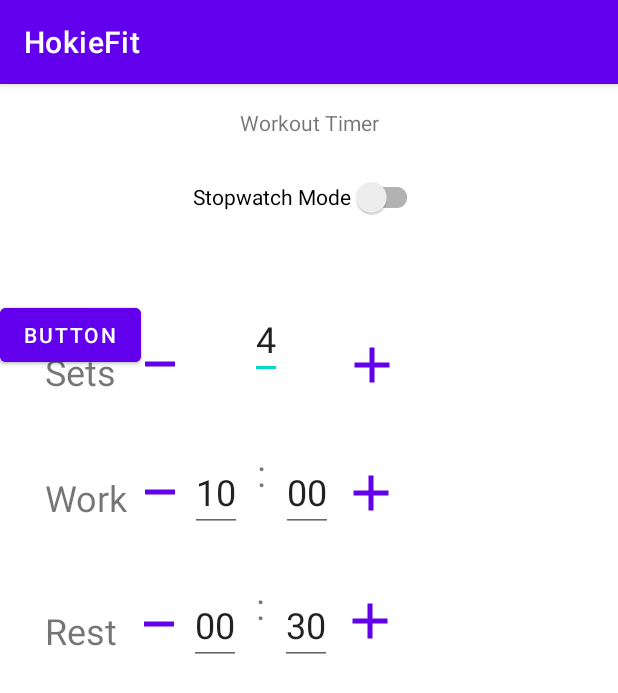
After one commit to thewongian/hokie-fit, an Android app: the fragment FitnessFragment shown on its own in the app's theme, on a phone screen of 412 x 824 dp. The commit adds this screen. Shown: the top 693 px of the screen. Run offline under Robolectric (Android 15) with nearby library versions, the phone set to English and light mode, and no system bars.

Commit message:
Initial Commit

```diff
--- a/app/build.gradle
+++ b/app/build.gradle
@@ -33,6 +33,7 @@ dependencies {
     implementation 'androidx.appcompat:appcompat:1.2.0'
     implementation 'com.google.android.material:material:1.3.0'
     implementation 'androidx.constraintlayout:constraintlayout:2.0.4'
+    implementation 'androidx.legacy:legacy-support-v4:1.0.0'
     testImplementation 'junit:junit:4.+'
     androidTestImplementation 'androidx.test.ext:junit:1.1.2'
     androidTestImplementation 'androidx.test.espresso:espresso-core:3.3.0'
--- /dev/null
+++ b/app/src/main/java/com/example/hokiefit/FitnessFragment.java
@@ -0,0 +1,64 @@
+package com.example.hokiefit;
+
+import android.os.Bundle;
+
+import androidx.fragment.app.Fragment;
+
+import android.view.LayoutInflater;
+import android.view.View;
+import android.view.ViewGroup;
+
+/**
+ * A simple {@link Fragment} subclass.
+ * Use the {@link FitnessFragment#newInstance} factory method to
+ * create an instance of this fragment.
+ */
+public class FitnessFragment extends Fragment {
+
+    // TODO: Rename parameter arguments, choose names that match
+    // the fragment initialization parameters, e.g. ARG_ITEM_NUMBER
+    private static final String ARG_PARAM1 = "param1";
+    private static final String ARG_PARAM2 = "param2";
+
+    // TODO: Rename and change types of parameters
+    private String mParam1;
+    private String mParam2;
+
+    public FitnessFragment() {
+        // Required empty public constructor
+    }
+
+    /**
+     * Use this factory method to create a new instance of
+     * this fragment using the provided parameters.
+     *
+     * @param param1 Parameter 1.
+     * @param param2 Parameter 2.
+     * @return A new instance of fragment FitnessFragment.
+     */
+    // TODO: Rename and change types and number of parameters
+    public static FitnessFragment newInstance(String param1, String param2) {
+        FitnessFragment fragment = new FitnessFragment();
+        Bundle args = new Bundle();
+        args.putString(ARG_PARAM1, param1);
+        args.putString(ARG_PARAM2, param2);
+        fragment.setArguments(args);
+        return fragment;
+    }
+
+    @Override
+    public void onCreate(Bundle savedInstanceState) {
+        super.onCreate(savedInstanceState);
+        if (getArguments() != null) {
+            mParam1 = getArguments().getString(ARG_PARAM1);
+            mParam2 = getArguments().getString(ARG_PARAM2);
+        }
+    }
+
+    @Override
+    public View onCreateView(LayoutInflater inflater, ViewGroup container,
+                             Bundle savedInstanceState) {
+        // Inflate the layout for this fragment
+        return inflater.inflate(R.layout.fragment_fitness, container, false);
+    }
+}
--- /dev/null
+++ b/app/src/main/java/com/example/hokiefit/TimerFragment.java
@@ -0,0 +1,64 @@
+package com.example.hokiefit;
+
+import android.os.Bundle;
+
+import androidx.fragment.app.Fragment;
+
+import android.view.LayoutInflater;
+import android.view.View;
+import android.view.ViewGroup;
+
+/**
+ * A simple {@link Fragment} subclass.
+ * Use the {@link TimerFragment#newInstance} factory method to
+ * create an instance of this fragment.
+ */
+public class TimerFragment extends Fragment {
+
+    // TODO: Rename parameter arguments, choose names that match
+    // the fragment initialization parameters, e.g. ARG_ITEM_NUMBER
+    private static final String ARG_PARAM1 = "param1";
+    private static final String ARG_PARAM2 = "param2";
+
+    // TODO: Rename and change types of parameters
+    private String mParam1;
+    private String mParam2;
+
+    public TimerFragment() {
+        // Required empty public constructor
+    }
+
+    /**
+     * Use this factory method to create a new instance of
+     * this fragment using the provided parameters.
+     *
+     * @param param1 Parameter 1.
+     * @param param2 Parameter 2.
+     * @return A new instance of fragment TimerFragment.
+     */
+    // TODO: Rename and change types and number of parameters
+    public static TimerFragment newInstance(String param1, String param2) {
+        TimerFragment fragment = new TimerFragment();
+        Bundle args = new Bundle();
+        args.putString(ARG_PARAM1, param1);
+        args.putString(ARG_PARAM2, param2);
+        fragment.setArguments(args);
+        return fragment;
+    }
+
+    @Override
+    public void onCreate(Bundle savedInstanceState) {
+        super.onCreate(savedInstanceState);
+        if (getArguments() != null) {
+            mParam1 = getArguments().getString(ARG_PARAM1);
+            mParam2 = getArguments().getString(ARG_PARAM2);
+        }
+    }
+
+    @Override
+    public View onCreateView(LayoutInflater inflater, ViewGroup container,
+                             Bundle savedInstanceState) {
+        // Inflate the layout for this fragment
+        return inflater.inflate(R.layout.fragment_timer, container, false);
+    }
+}
--- /dev/null
+++ b/app/src/main/java/com/example/hokiefit/TimerSelectionFragment.java
@@ -0,0 +1,64 @@
+package com.example.hokiefit;
+
+import android.os.Bundle;
+
+import androidx.fragment.app.Fragment;
+
+import android.view.LayoutInflater;
+import android.view.View;
+import android.view.ViewGroup;
+
+/**
+ * A simple {@link Fragment} subclass.
+ * Use the {@link TimerSelectionFragment#newInstance} factory method to
+ * create an instance of this fragment.
+ */
+public class TimerSelectionFragment extends Fragment {
+
+    // TODO: Rename parameter arguments, choose names that match
+    // the fragment initialization parameters, e.g. ARG_ITEM_NUMBER
+    private static final String ARG_PARAM1 = "param1";
+    private static final String ARG_PARAM2 = "param2";
+
+    // TODO: Rename and change types of parameters
+    private String mParam1;
+    private String mParam2;
+
+    public TimerSelectionFragment() {
+        // Required empty public constructor
+    }
+
+    /**
+     * Use this factory method to create a new instance of
+     * this fragment using the provided parameters.
+     *
+     * @param param1 Parameter 1.
+     * @param param2 Parameter 2.
+     * @return A new instance of fragment TimerSelectionFragment.
+     */
+    // TODO: Rename and change types and number of parameters
+    public static TimerSelectionFragment newInstance(String param1, String param2) {
+        TimerSelectionFragment fragment = new TimerSelectionFragment();
+        Bundle args = new Bundle();
+        args.putString(ARG_PARAM1, param1);
+        args.putString(ARG_PARAM2, param2);
+        fragment.setArguments(args);
+        return fragment;
+    }
+
+    @Override
+    public void onCreate(Bundle savedInstanceState) {
+        super.onCreate(savedInstanceState);
+        if (getArguments() != null) {
+            mParam1 = getArguments().getString(ARG_PARAM1);
+            mParam2 = getArguments().getString(ARG_PARAM2);
+        }
+    }
+
+    @Override
+    public View onCreateView(LayoutInflater inflater, ViewGroup container,
+                             Bundle savedInstanceState) {
+        // Inflate the layout for this fragment
+        return inflater.inflate(R.layout.fragment_timer_selection, container, false);
+    }
+}
--- /dev/null
+++ b/app/src/main/res/drawable/ic_baseline_add_24.xml
@@ -0,0 +1,10 @@
+<vector xmlns:android="http://schemas.android.com/apk/res/android"
+    android:width="24dp"
+    android:height="24dp"
+    android:viewportWidth="24"
+    android:viewportHeight="24"
+    android:tint="?attr/colorControlNormal">
+  <path
+      android:fillColor="@android:color/white"
+      android:pathData="M19,13h-6v6h-2v-6H5v-2h6V5h2v6h6v2z"/>
+</vector>
--- /dev/null
+++ b/app/src/main/res/drawable/ic_baseline_minimize_24.xml
@@ -0,0 +1,10 @@
+<vector xmlns:android="http://schemas.android.com/apk/res/android"
+    android:width="24dp"
+    android:height="24dp"
+    android:viewportWidth="24"
+    android:viewportHeight="24"
+    android:tint="?attr/colorControlNormal">
+  <path
+      android:fillColor="@android:color/white"
+      android:pathData="M6,19h12v2H6z"/>
+</vector>
--- /dev/null
+++ b/app/src/main/res/layout/fragment_fitness.xml
@@ -0,0 +1,40 @@
+<?xml version="1.0" encoding="utf-8"?>
+<androidx.constraintlayout.widget.ConstraintLayout xmlns:android="http://schemas.android.com/apk/res/android"
+    xmlns:app="http://schemas.android.com/apk/res-auto"
+    xmlns:tools="http://schemas.android.com/tools"
+    android:layout_width="match_parent"
+    android:layout_height="match_parent"
+    tools:context=".FitnessFragment">
+
+    <androidx.appcompat.widget.SwitchCompat
+        android:id="@+id/stopwatchMode"
+        android:layout_width="wrap_content"
+        android:layout_height="wrap_content"
+        android:layout_marginTop="16dp"
+        android:text="@string/stopwatchMode"
+        app:layout_constraintEnd_toEndOf="parent"
+        app:layout_constraintHorizontal_bias="0.498"
+        app:layout_constraintStart_toStartOf="parent"
+        app:layout_constraintTop_toBottomOf="@+id/textView" />
+
+    <fragment
+        android:id="@+id/fragment"
+        android:name="com.example.hokiefit.TimerSelectionFragment"
+        android:layout_width="0dp"
+        android:layout_height="wrap_content"
+        android:layout_marginTop="44dp"
+        app:layout_constraintEnd_toEndOf="parent"
+        app:layout_constraintHorizontal_bias="1.0"
+        app:layout_constraintStart_toStartOf="parent"
+        app:layout_constraintTop_toBottomOf="@+id/stopwatchMode" />
+
+    <TextView
+        android:id="@+id/textView"
+        android:layout_width="wrap_content"
+        android:layout_height="wrap_content"
+        android:layout_marginTop="16dp"
+        android:text="@string/timerTitle"
+        app:layout_constraintEnd_toEndOf="parent"
+        app:layout_constraintStart_toStartOf="parent"
+        app:layout_constraintTop_toTopOf="parent" />
+</androidx.constraintlayout.widget.ConstraintLayout>
--- /dev/null
+++ b/app/src/main/res/layout/fragment_timer.xml
@@ -0,0 +1,178 @@
+<?xml version="1.0" encoding="utf-8"?>
+<androidx.constraintlayout.widget.ConstraintLayout xmlns:android="http://schemas.android.com/apk/res/android"
+    xmlns:app="http://schemas.android.com/apk/res-auto"
+    xmlns:tools="http://schemas.android.com/tools"
+    android:layout_width="match_parent"
+    android:layout_height="match_parent"
+    tools:context=".TimerFragment">
+
+    <!-- TODO: Update blank fragment layout -->
+
+    <Button
+        android:id="@+id/workMinus"
+        android:layout_width="40dp"
+        android:layout_height="40dp"
+        android:layout_marginStart="1dp"
+        android:layout_marginTop="45dp"
+        android:background="@drawable/ic_baseline_minimize_24"
+        app:layout_constraintStart_toEndOf="@+id/textView3"
+        app:layout_constraintTop_toBottomOf="@+id/setMinus" />
+
+    <Button
+        android:id="@+id/restMinus"
+        android:layout_width="40dp"
+        android:layout_height="40dp"
+        android:layout_marginStart="8dp"
+        android:layout_marginTop="48dp"
+        android:background="@drawable/ic_baseline_minimize_24"
+        app:layout_constraintStart_toEndOf="@+id/textView4"
+        app:layout_constraintTop_toBottomOf="@+id/workMinus" />
+
+    <Button
+        android:id="@+id/setMinus"
+        android:layout_width="40dp"
+        android:layout_height="40dp"
+        android:layout_marginStart="9dp"
+        android:layout_marginTop="10dp"
+        android:background="@drawable/ic_baseline_minimize_24"
+        app:layout_constraintStart_toEndOf="@+id/textView2"
+        app:layout_constraintTop_toTopOf="parent" />
+
+    <Button
+        android:id="@+id/setPlus"
+        android:layout_width="40dp"
+        android:layout_height="40dp"
+        android:layout_marginStart="40dp"
+        android:layout_marginTop="24dp"
+        android:background="@drawable/ic_baseline_add_24"
+        app:layout_constraintStart_toEndOf="@+id/sets"
+        app:layout_constraintTop_toTopOf="parent" />
+
+    <Button
+        android:id="@+id/workPlus"
+        android:layout_width="40dp"
+        android:layout_height="40dp"
+        android:layout_marginStart="5dp"
+        android:layout_marginTop="45dp"
+        android:background="@drawable/ic_baseline_add_24"
+        app:layout_constraintStart_toEndOf="@+id/workSec"
+        app:layout_constraintTop_toBottomOf="@+id/setPlus" />
+
+    <Button
+        android:id="@+id/restPlus"
+        android:layout_width="40dp"
+        android:layout_height="40dp"
+        android:layout_marginStart="5dp"
+        android:layout_marginTop="45dp"
+        android:background="@drawable/ic_baseline_add_24"
+        app:layout_constraintStart_toEndOf="@+id/restSec"
+        app:layout_constraintTop_toBottomOf="@+id/workPlus" />
+
+    <TextView
+        android:id="@+id/textView2"
+        android:layout_width="wrap_content"
+        android:layout_height="wrap_content"
+        android:layout_marginStart="30dp"
+        android:layout_marginTop="32dp"
+        android:text="@string/sets"
+        android:textSize="24sp"
+        app:layout_constraintStart_toStartOf="parent"
+        app:layout_constraintTop_toTopOf="parent" />
+
+    <TextView
+        android:id="@+id/textView3"
+        android:layout_width="wrap_content"
+        android:layout_height="wrap_content"
+        android:layout_marginStart="30dp"
+        android:layout_marginTop="51dp"
+        android:text="@string/work"
+        android:textSize="24sp"
+        app:layout_constraintStart_toStartOf="parent"
+        app:layout_constraintTop_toBottomOf="@+id/textView2" />
+
+    <TextView
+        android:id="@+id/textView4"
+        android:layout_width="wrap_content"
+        android:layout_height="wrap_content"
+        android:layout_marginStart="30dp"
+        android:layout_marginTop="56dp"
+        android:text="@string/rest"
+        android:textSize="24sp"
+        app:layout_constraintStart_toStartOf="parent"
+        app:layout_constraintTop_toBottomOf="@+id/textView3" />
+
+    <EditText
+        android:id="@+id/sets"
+        android:layout_width="wrap_content"
+        android:layout_height="wrap_content"
+        android:layout_marginStart="40dp"
+        android:text="@string/defaultSets"
+        android:textSize="24sp"
+        app:layout_constraintStart_toEndOf="@+id/setMinus"
+        tools:layout_editor_absoluteY="16dp" />
+
+    <EditText
+        android:id="@+id/restMin"
+        android:layout_width="wrap_content"
+        android:layout_height="wrap_content"
+        android:layout_marginTop="35dp"
+        android:text="@string/defaultRestMin"
+        android:textSize="24sp"
+        app:layout_constraintStart_toEndOf="@+id/restMinus"
+        app:layout_constraintTop_toBottomOf="@+id/workMin" />
+
+    <EditText
+        android:id="@+id/restSec"
+        android:layout_width="wrap_content"
+        android:layout_height="wrap_content"
+        android:layout_marginStart="10dp"
+        android:layout_marginTop="35dp"
+        android:text="@string/defaultRestSec"
+        android:textSize="24sp"
+        app:layout_constraintStart_toEndOf="@+id/textView13"
+        app:layout_constraintTop_toBottomOf="@+id/workSec" />
+
+    <TextView
+        android:id="@+id/textView9"
+        android:layout_width="wrap_content"
+        android:layout_height="wrap_content"
+        android:layout_marginStart="10dp"
+        android:layout_marginTop="46dp"
+        android:text="@string/colon"
+        android:textSize="24sp"
+        app:layout_constraintStart_toEndOf="@+id/workMin"
+        app:layout_constraintTop_toBottomOf="@+id/sets" />
+
+    <EditText
+        android:id="@+id/workSec"
+        android:layout_width="wrap_content"
+        android:layout_height="wrap_content"
+        android:layout_marginStart="10dp"
+        android:layout_marginTop="102dp"
+        android:text="@string/defaultWorkSec"
+        android:textSize="24sp"
+        app:layout_constraintStart_toEndOf="@+id/textView9"
+        app:layout_constraintTop_toTopOf="parent" />
+
+    <EditText
+        android:id="@+id/workMin"
+        android:layout_width="wrap_content"
+        android:layout_height="wrap_content"
+        android:layout_marginTop="102dp"
+        android:text="@string/defaultWorkMin"
+        android:textSize="24sp"
+        app:layout_constraintStart_toEndOf="@+id/workMinus"
+        app:layout_constraintTop_toTopOf="parent" />
+
+    <TextView
+        android:id="@+id/textView13"
+        android:layout_width="wrap_content"
+        android:layout_height="wrap_content"
+        android:layout_marginStart="10dp"
+        android:layout_marginTop="56dp"
+        android:text="@string/colon"
+        android:textSize="24sp"
+        app:layout_constraintStart_toEndOf="@+id/restMin"
+        app:layout_constraintTop_toBottomOf="@+id/textView9" />
+
+</androidx.constraintlayout.widget.ConstraintLayout>
--- /dev/null
+++ b/app/src/main/res/layout/fragment_timer_selection.xml
@@ -0,0 +1,32 @@
+<?xml version="1.0" encoding="utf-8"?>
+<androidx.constraintlayout.widget.ConstraintLayout xmlns:android="http://schemas.android.com/apk/res/android"
+    xmlns:app="http://schemas.android.com/apk/res-auto"
+    xmlns:tools="http://schemas.android.com/tools"
+    android:layout_width="match_parent"
+    android:layout_height="match_parent"
+    tools:context=".TimerSelectionFragment">
+
+    <fragment
+        android:id="@+id/timerFragment"
+        android:name="com.example.hokiefit.TimerFragment"
+        android:layout_width="416dp"
+        android:layout_height="363dp"
+        app:layout_constraintStart_toStartOf="parent"
+        app:layout_constraintTop_toTopOf="parent" />
+
+    <Button
+        android:id="@+id/button"
+        android:layout_width="wrap_content"
+        android:layout_height="wrap_content"
+        android:text="Button"
+        tools:layout_editor_absoluteX="151dp"
+        tools:layout_editor_absoluteY="432dp" />
+
+    <Button
+        android:id="@+id/button2"
+        android:layout_width="wrap_content"
+        android:layout_height="wrap_content"
+        android:text="Button"
+        tools:layout_editor_absoluteX="151dp"
+        tools:layout_editor_absoluteY="512dp" />
+</androidx.constraintlayout.widget.ConstraintLayout>
--- a/app/src/main/res/values/strings.xml
+++ b/app/src/main/res/values/strings.xml
@@ -1,3 +1,19 @@
 <resources>
     <string name="app_name">HokieFit</string>
+    <!-- TODO: Remove or change this placeholder text -->
+    <string name="hello_blank_fragment">Hello blank fragment</string>
+    <string name="stopwatchMode">Stopwatch Mode</string>
+    <string name="timerTitle">Workout Timer</string>
+    <string name="sets">Sets</string>
+    <string name="work">Work</string>
+    <string name="rest">Rest</string>
+    <string name="defaultSets">4</string>
+    <string name="defaultWorkMin">10</string>
+    <string name="defaultWorkSec">00</string>
+    <string name="defaultRestSec">30</string>
+    <string name="defaultRestMin">00</string>
+    <string name="colon">:</string>
+    <string name="start">Start</string>
+    <string name="presets">Presets</string>
+
 </resources>
```
Also changed, not shown: app/src/main/java/com/example/hokiefit/PresetFragment.java (added, +64 -0 lines), app/src/main/java/com/example/hokiefit/StopwatchFragment.java (added, +64 -0 lines), app/src/main/java/com/example/hokiefit/WorkoutTimer.java (added, +53 -0 lines), app/src/main/res/layout/fragment_preset.xml (added, +26 -0 lines), app/src/main/res/layout/fragment_stopwatch.xml (added, +14 -0 lines).
